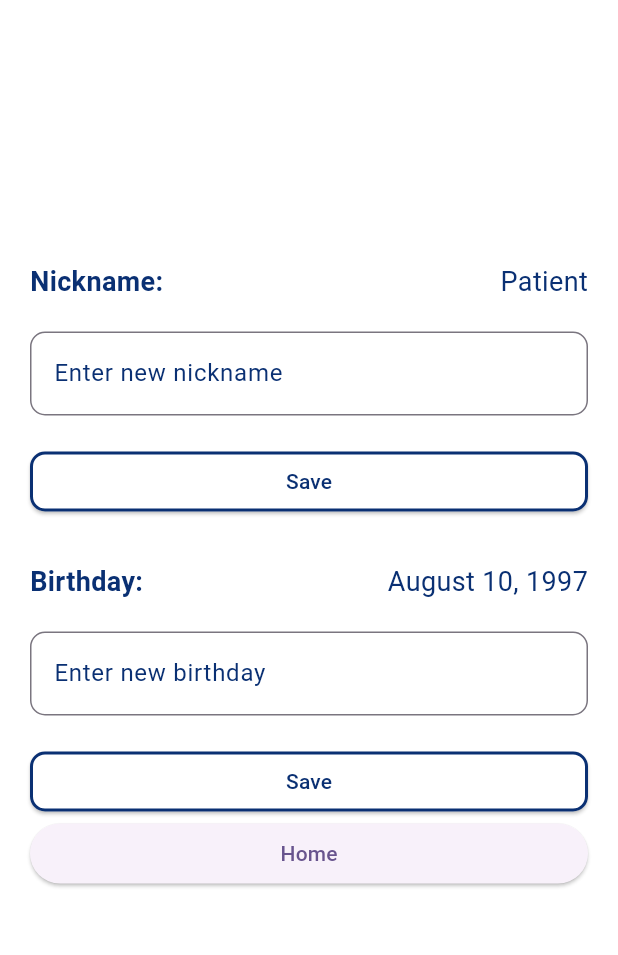
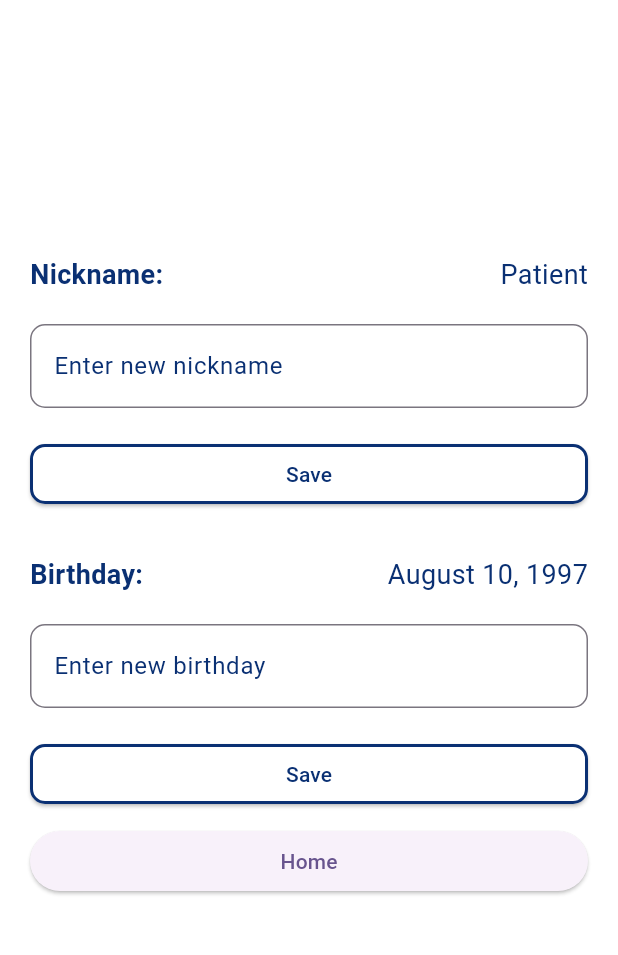
Before and after one commit to joshuamax14/flutter_blereactive, a Flutter app: the screen it shows after launch, after a tap on "Change Patient Information", on a phone screen of 412 x 824 dp, the part 84-1039 px from its top. Run offline on Flutter 3.47's test engine with Material 3 defaults, Android fonts, the phone set to English and light mode, and no system bars; our stand-ins replace fl_chart, image_gallery_saver, screenshot; missing offline and left inert: flutter_reactive_ble.

```diff
--- a/new_project/lib/Screens/ChangeUser.dart
+++ b/new_project/lib/Screens/ChangeUser.dart
@@ -158,6 +158,7 @@ class Changeuser extends StatelessWidget {
                 style: TextStyle(color: Color(0xFF0A3073)),
               ),
             ),
+            SizedBox(height: 10),
             ElevatedButton(
                 onPressed: () {
                   Navigator.push(
--- a/new_project/lib/main.dart
+++ b/new_project/lib/main.dart
@@ -5,7 +5,10 @@ import 'package:new_project/Screens/Intropage.dart';
 import 'package:provider/provider.dart';
 
 void main() {
-  runApp(const MyApp());
+  runApp(ChangeNotifierProvider(
+      create: (context) => Usernameprovider(),
+      child: MyApp(),
+    ),);
 }
 
 class MyApp extends StatelessWidget {
```
